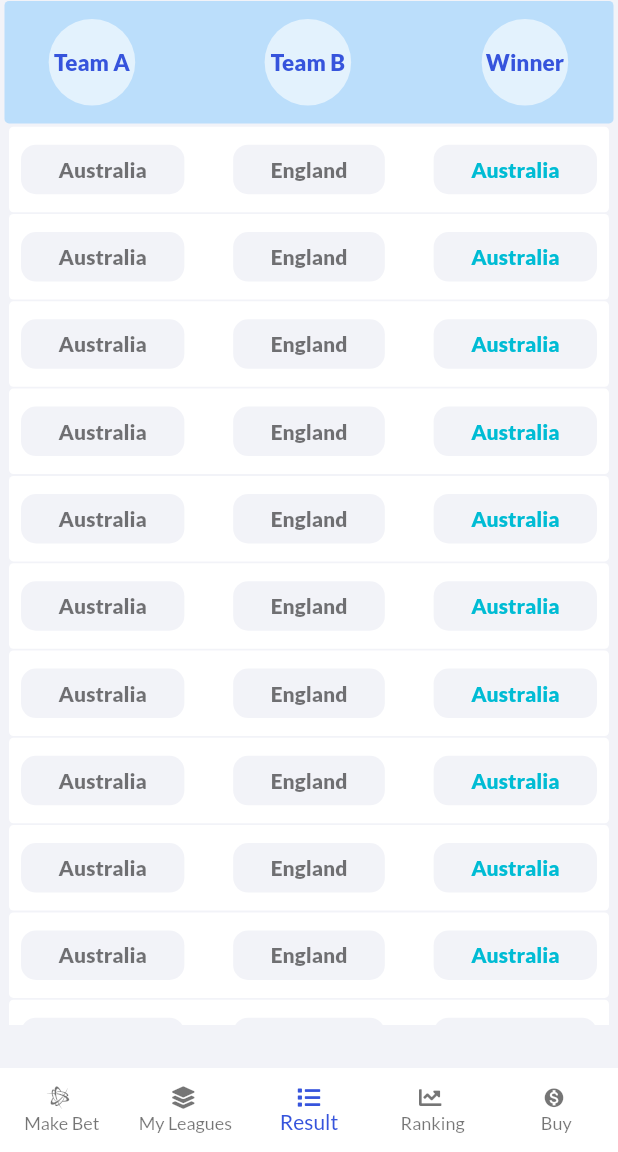
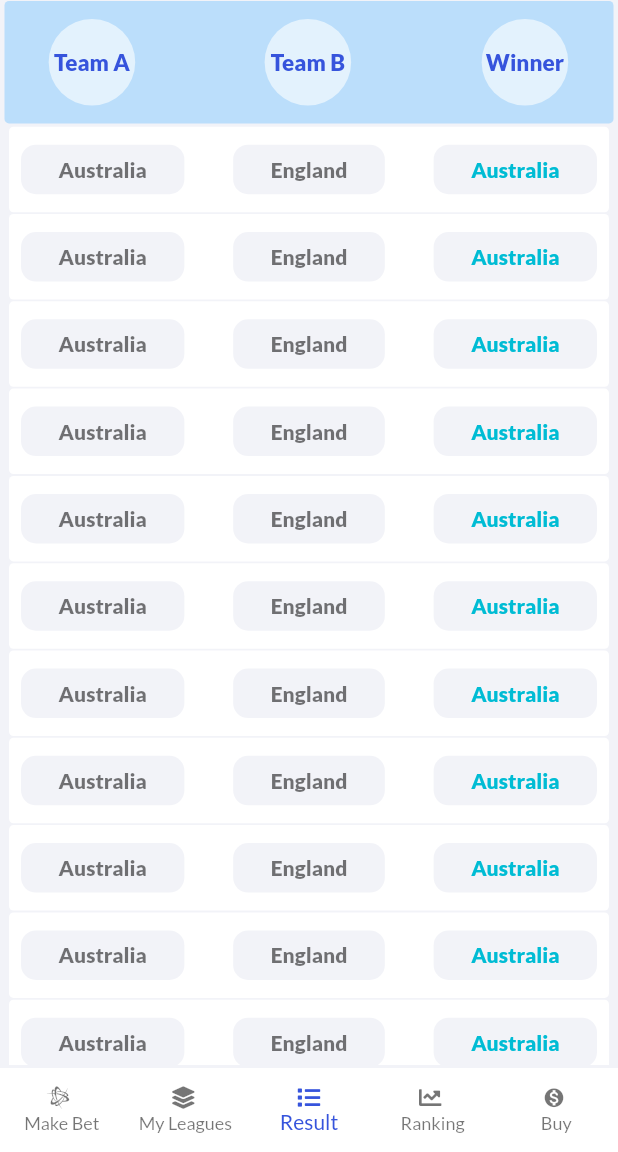
Before and after one commit to Nasirjavaid/Loteca, a Flutter app: the screen it shows after launch, item 3 of the bottom bar chosen, on a phone screen of 412 x 824 dp, the part 84-1236 px from its top. Run offline on Flutter 3.47's test engine with Material 2 defaults, Android fonts, the phone set to English and light mode, and no system bars; our stand-ins replace badges, bloc, cached_network_image, equatable, flutter_bloc, flutter_custom_clippers and 4 more; accounts and stored records are empty; network calls fail; statements that could not run were skipped.

Commit message:
Resylt Screen Issue Resolved about UI

```diff
--- a/lib/bloc/signUpBloc/signUpBloc.dart
+++ b/lib/bloc/signUpBloc/signUpBloc.dart
@@ -10,9 +10,6 @@ import 'package:locteca/repository/userSignUpRepository.dart';
 class SignUpBloc extends Bloc<SignUpEvent, SignUpState> with ValidationMixin {
   @override
   SignUpState get initialState => SignUpInitialState();
-
-
-
 
   UserSignUpRepository userSignUpRepository = UserSignUpRepository();
   UserLogin userLogin;
--- a/lib/ui/Screen/Result/result.dart
+++ b/lib/ui/Screen/Result/result.dart
@@ -56,8 +56,15 @@ class _ResultState extends State<Result> {
           // SizedBox(
           //   height: 12,
           // ),
-          headingCard(context),
-          listofTeams(context),
+          Flexible(
+            flex: 2,
+            child: headingCard(context),
+          ),
+          Flexible(
+
+            flex: 15,
+            child: listofTeams(context),
+          )
         ],
       ),
     );
@@ -65,7 +72,7 @@ class _ResultState extends State<Result> {
 
   Widget listofTeams(BuildContext context) {
     return Container(
-      height: MediaQuery.of(context).size.height * 0.73,
+      // height: MediaQuery.of(context).size.height * 0.73,
       decoration: BoxDecoration(
           // color: AppTheme.appCardColor,
           borderRadius: BorderRadius.all(
@@ -134,7 +141,7 @@ class _ResultState extends State<Result> {
     return Padding(
       padding: const EdgeInsets.symmetric(vertical: 0.6),
       child: Container(
-       // height: MediaQuery.of(context).size.height * 0.080,
+        // height: MediaQuery.of(context).size.height * 0.080,
         decoration: BoxDecoration(
             color: Colors.blue[100],
             borderRadius: BorderRadius.all(
@@ -145,12 +152,12 @@ class _ResultState extends State<Result> {
           child: Row(
             mainAxisAlignment: MainAxisAlignment.spaceBetween,
             children: [
-              creditWidgetTwo(context, 10, AppTheme.pieChartBackgroundColor1, "Team A", 15,
-                  FontWeight.w900, AppTheme.appDefaultColor),
-              creditWidgetTwo(context, 10, AppTheme.pieChartBackgroundColor1, "Team B", 15,
-                  FontWeight.w900, AppTheme.appDefaultColor),
-              creditWidgetTwo(context, 10, AppTheme.pieChartBackgroundColor1, "Winner", 15,
-                  FontWeight.w900, AppTheme.appDefaultColor),
+              creditWidgetTwo(context, 10, AppTheme.pieChartBackgroundColor1,
+                  "Team A", 15, FontWeight.w900, AppTheme.appDefaultColor),
+              creditWidgetTwo(context, 10, AppTheme.pieChartBackgroundColor1,
+                  "Team B", 15, FontWeight.w900, AppTheme.appDefaultColor),
+              creditWidgetTwo(context, 10, AppTheme.pieChartBackgroundColor1,
+                  "Winner", 15, FontWeight.w900, AppTheme.appDefaultColor),
               // Row(
               //   children: [
               //     Text(
@@ -213,9 +220,8 @@ class _ResultState extends State<Result> {
       double fontSize,
       FontWeight fontWeight,
       Color textColor) {
-
     return Container(
-        height: MediaQuery.of(context).size.height * 0.070,
+      height: MediaQuery.of(context).size.height * 0.070,
       decoration: BoxDecoration(
         color: bgColor,
         shape: BoxShape.circle,
```
Also changed, not shown: 11 other files.
